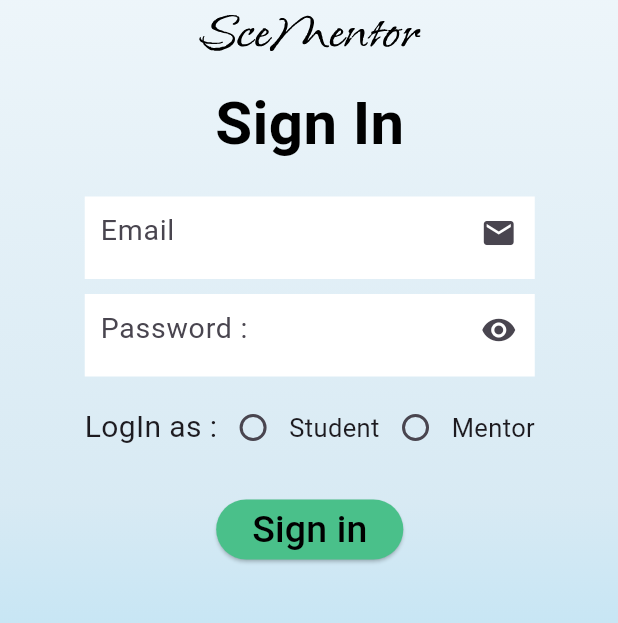
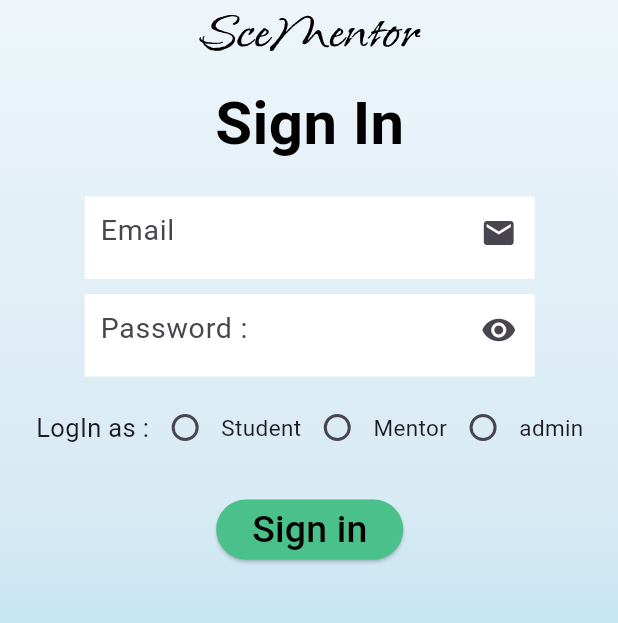
Before and after one commit to Ismailaboamra/Final-Project-SCE, a Flutter app: the screen it shows after launch, on a phone screen of 412 x 824 dp, the part 357-980 px from its top. Run offline on Flutter 3.47's test engine with Material 3 defaults, Android fonts, the phone set to English and light mode, and no system bars; our stand-ins replace cloud_firestore, date_picker_timeline, email_validator, firebase_auth, firebase_core, flutter_svg and 1 more; missing offline and left inert: dart:ffi; accounts and stored records are empty.

Commit message:
Admin page

```diff
--- /dev/null
+++ b/lib/Controller/MentorController.dart
@@ -0,0 +1,13 @@
+class Mentor {
+  String userName;
+  String email;
+  Mentor(this.email, this.userName);
+  String getDetails() {
+    return 'Email: $email, Username: $userName';
+  }
+
+  @override
+  String toString() {
+    return 'Mentor(email: $email, username: $userName,)';
+  }
+}
--- a/lib/main.dart
+++ b/lib/main.dart
@@ -9,7 +9,7 @@ import 'package:final_project_sce/responsive/mobile.dart';
 
 import 'package:flutter/material.dart';
 import 'package:provider/provider.dart';
-import 'pages/HomePage.dart';
+import 'Admin/HomePage.dart';
 import 'pages/LoginPage.dart';
 import 'pages/SignUpPage.dart';
 
--- a/lib/pages/LoginPage.dart
+++ b/lib/pages/LoginPage.dart
@@ -4,7 +4,7 @@ import 'dart:ffi';
 
 import 'package:cloud_firestore/cloud_firestore.dart';
 import 'package:final_project_sce/getUsersFromFiresore.dart';
-import 'package:final_project_sce/pages/HomePage.dart';
+import 'package:final_project_sce/Admin/HomePage.dart';
 import 'package:final_project_sce/pages/SignUpPage.dart';
 import 'package:final_project_sce/pages/home.dart';
 import 'package:final_project_sce/pages/myProfile.dart';
@@ -141,7 +141,7 @@ class _LoginForm extends State<LoginForm> {
                 crossAxisAlignment: CrossAxisAlignment.center,
                 mainAxisAlignment: MainAxisAlignment.center,
                 children: [
-                  Text('LogIn as :', style: TextStyle(fontSize: 20)),
+                  Text('LogIn as :', style: TextStyle(fontSize: 17)),
                   Radio<String>(
                     value: 'Student',
                     groupValue: _selecteduserType,
@@ -153,7 +153,7 @@ class _LoginForm extends State<LoginForm> {
                   ),
                   Text(
                     'Student',
-                    style: TextStyle(fontSize: 17),
+                    style: TextStyle(fontSize: 15),
                   ),
                   Radio<String>(
                     value: 'Mentor',
@@ -164,7 +164,20 @@ class _LoginForm extends State<LoginForm> {
                       });
                     },
                   ),
-                  Text('Mentor', style: TextStyle(fontSize: 17)),
+                  Text('Mentor', style: TextStyle(fontSize: 15)),
+                  Radio<String>(
+                    value: 'admin',
+                    groupValue: _selecteduserType,
+                    onChanged: (value) {
+                      setState(() {
+                        _selecteduserType = value;
+                      });
+                    },
+                  ),
+                  Text(
+                    'admin',
+                    style: TextStyle(fontSize: 15),
+                  ),
                 ],
               ),
               SizedBox(height: 20),
@@ -232,13 +245,15 @@ class _LoginForm extends State<LoginForm> {
       if (FirebaseAuth.instance.currentUser == null) {
         showSnackBar(context, 'User not signed In.', Colors.red);
       } else {
-        if (_selecteduserType == 'Student') {
+        if (_selecteduserType == 'Student' &&
+            email_Controller.text != 'admin@admiin.com') {
           Navigator.push(
             context,
             MaterialPageRoute(builder: (context) => MobileScreen()),
           );
           showSnackBar(context, '   Done ...)}', Colors.green);
-        } else {
+        } else if (_selecteduserType == 'Mentor' &&
+            email_Controller.text != 'admin@admiin.com') {
           User? user = FirebaseAuth.instance.currentUser;
           var kk = FirebaseFirestore.instance
               .collection('userss')
@@ -262,8 +277,18 @@ class _LoginForm extends State<LoginForm> {
                 showSnackBar(context, 'THis user not mentor', Colors.red);
                 // Navigator.pop(context);
               }
-            } else {}
+            } else {
+
+            }
           });
+        } else if (_selecteduserType == 'admin') {
+          // if (email_Controller.text == 'admin@admiin.com' &&
+          //     password_Controller.text == '12345678') {
+            Navigator.pushReplacement(
+                context, MaterialPageRoute(builder: (context) => HomePage()));
+          // }
+        } else {
+          showSnackBar(context, 'Failed to login admin', Colors.red);
         }
       }
     } on FirebaseAuthException catch (e) {
```
Also changed, not shown: lib/Admin/HomePage.dart (renamed from lib/pages/HomePage.dart, +10 -0 lines), lib/Admin/addCourse.dart (added, +83 -0 lines), lib/MentorsData.dart (added, +94 -0 lines), lib/pages/AddLessonPage.dart (+28 -6 lines), lib/pages/home.dart (+22 -4 lines), lib/pages/requestsStudents.dart (added).
